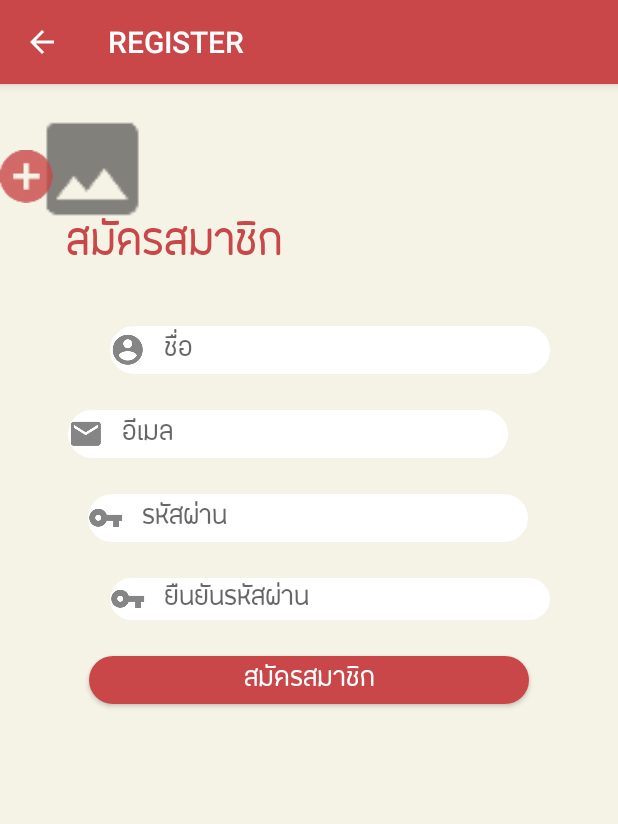
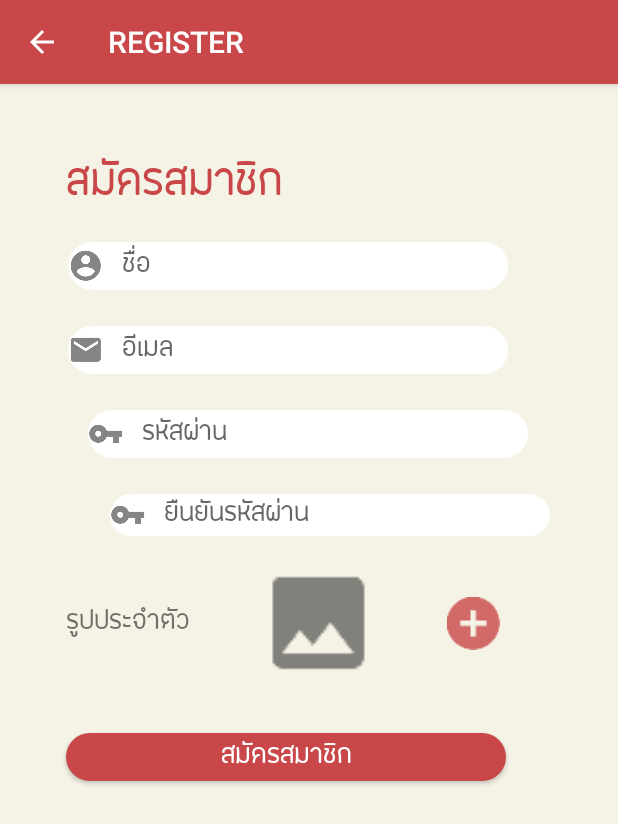
Before and after one commit to ronsaran2009/Recipe, an Android app: the screen it shows after launch (MainActivity), after a tap on "สมัครสมาชิก", on a phone screen of 412 x 824 dp. Shown: the top 824 px of the screen. Run offline under Robolectric (Android 15) with nearby library versions, the phone set to English and light mode, and no system bars; our stand-ins replace Firebase (no records; nobody signed in at launch, a user with empty details on screens opened directly); 1 statement that could not run was skipped.

Commit message:
เพิ่มรูปภาพประจำตัว + จัด layout

```diff
--- a/app/src/main/res/layout/fragment_register.xml
+++ b/app/src/main/res/layout/fragment_register.xml
@@ -1,6 +1,7 @@
 <?xml version="1.0" encoding="utf-8"?>
 <android.support.constraint.ConstraintLayout xmlns:android="http://schemas.android.com/apk/res/android"
     xmlns:app="http://schemas.android.com/apk/res-auto"
+    xmlns:tools="http://schemas.android.com/tools"
     android:layout_width="match_parent"
     android:layout_height="match_parent"
 
@@ -12,7 +13,7 @@
         android:layout_width="293dp"
         android:layout_height="32dp"
         android:layout_marginStart="45dp"
-        android:layout_marginTop="32dp"
+        android:layout_marginTop="16dp"
         android:layout_marginEnd="45dp"
         android:background="@drawable/rounded"
         android:drawableLeft="@drawable/ic_action_displayname"
@@ -23,7 +24,7 @@
         android:textSize="24dp"
         app:layout_constraintCircleRadius="20dp"
         app:layout_constraintEnd_toEndOf="parent"
-        app:layout_constraintHorizontal_bias="1.0"
+        app:layout_constraintHorizontal_bias="0.0"
         app:layout_constraintStart_toStartOf="parent"
         app:layout_constraintTop_toBottomOf="@+id/textView3" />
 
@@ -89,7 +90,7 @@
         android:layout_width="293dp"
         android:layout_height="32dp"
         android:layout_marginStart="44dp"
-        android:layout_marginTop="24dp"
+        android:layout_marginTop="60dp"
         android:layout_marginEnd="44dp"
         android:background="@drawable/button_ok"
         android:fontFamily="@font/lamoon"
@@ -97,41 +98,54 @@
         android:textColor="#FFFFFF"
         android:textSize="24dp"
         app:layout_constraintEnd_toEndOf="parent"
-        app:layout_constraintHorizontal_bias="0.505"
+        app:layout_constraintHorizontal_bias="0.0"
         app:layout_constraintStart_toStartOf="parent"
-        app:layout_constraintTop_toBottomOf="@+id/register_repassword" />
+        app:layout_constraintTop_toBottomOf="@+id/textView11" />
 
     <TextView
         android:id="@+id/textView3"
         android:layout_width="wrap_content"
         android:layout_height="wrap_content"
         android:layout_marginStart="44dp"
-        android:layout_marginTop="84dp"
+        android:layout_marginTop="44dp"
         android:fontFamily="@font/lamoon"
         android:text="สมัครสมาชิก"
         android:textColor="@color/colorPrimary"
         android:textSize="40dp"
         app:layout_constraintStart_toStartOf="parent"
         app:layout_constraintTop_toTopOf="parent" />
+
     <ImageView
         android:id="@+id/register_img"
         android:layout_width="123dp"
         android:layout_height="81dp"
-        android:layout_marginStart="80dp"
-        android:layout_marginTop="16dp"
-        app:layout_constraintStart_toEndOf="@+id/textView6"
-        app:layout_constraintTop_toTopOf="parent"
+        android:layout_marginStart="24dp"
+        app:layout_constraintBottom_toBottomOf="@+id/textView11"
+        app:layout_constraintStart_toEndOf="@+id/textView11"
+        app:layout_constraintTop_toTopOf="@+id/textView11"
         app:srcCompat="@drawable/ic_photo" />
 
     <ImageButton
         android:id="@+id/register_img_btn"
         android:layout_width="35dp"
         android:layout_height="35dp"
-        android:layout_marginStart="8dp"
+        android:layout_marginStart="24dp"
+        android:background="@drawable/ic_action_add"
+        app:layout_constraintBottom_toBottomOf="@+id/register_img"
+        app:layout_constraintStart_toEndOf="@+id/register_img"
+        app:layout_constraintTop_toTopOf="@+id/register_img" />
+
+    <TextView
+        android:id="@+id/textView11"
+        android:layout_width="wrap_content"
+        android:layout_height="wrap_content"
+        android:layout_marginStart="44dp"
         android:layout_marginTop="44dp"
-        android:background="@drawable/ic_action_add"
-        app:layout_constraintStart_toEndOf="@+id/add_recipe_img"
-        app:layout_constraintTop_toTopOf="parent" />
+        android:fontFamily="@font/lamoon"
+        android:text="รูปประจำตัว"
+        android:textSize="24dp"
+        app:layout_constraintStart_toStartOf="parent"
+        app:layout_constraintTop_toBottomOf="@+id/register_repassword" />
 
 
 </android.support.constraint.ConstraintLayout>
```
